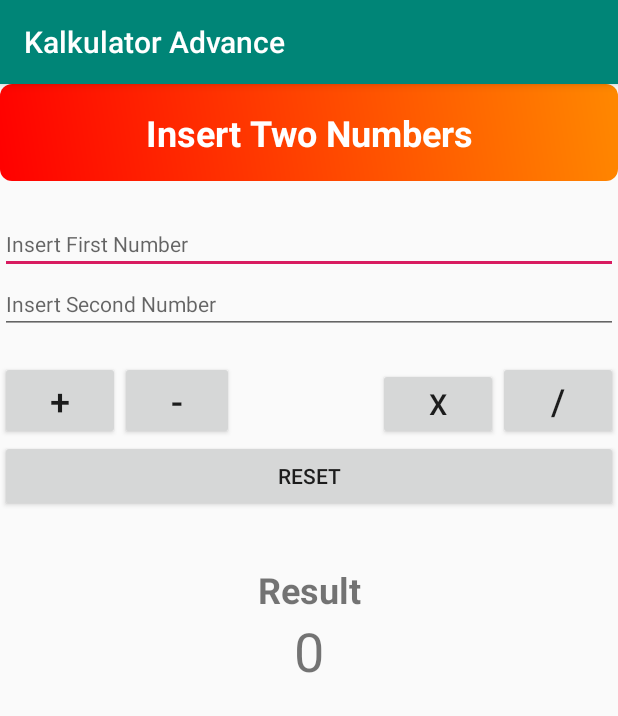
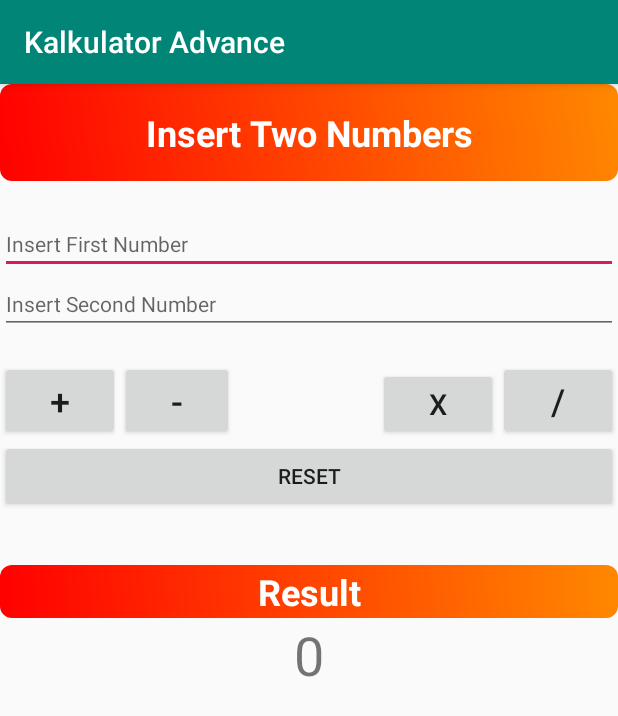
Before and after one commit to Sakadyk/Junior-Mobile-Programmer, an Android app: the CalculatorActivity screen opened directly, with no data from a screen before it, on a phone screen of 412 x 824 dp. Shown: the top 716 px of the screen. Run offline under Robolectric (Android 15) with nearby library versions, the phone set to English and light mode, and no system bars.

Commit message:
mengubah tampilan result calculator

```diff
--- a/app/src/main/res/layout/activity_calculator.xml
+++ b/app/src/main/res/layout/activity_calculator.xml
@@ -86,7 +86,10 @@
         android:layout_marginTop="35dp"
         android:layout_below="@+id/bersihkan"
         android:layout_alignParentLeft="true"
-        android:layout_alignParentStart="true" />
+        android:layout_alignParentStart="true"
+        android:background="@drawable/gradient_background"
+        android:textColor="#FFFFFF"
+        android:padding="1dp"/>
 
     <Button
         android:id="@+id/kurang"
```
